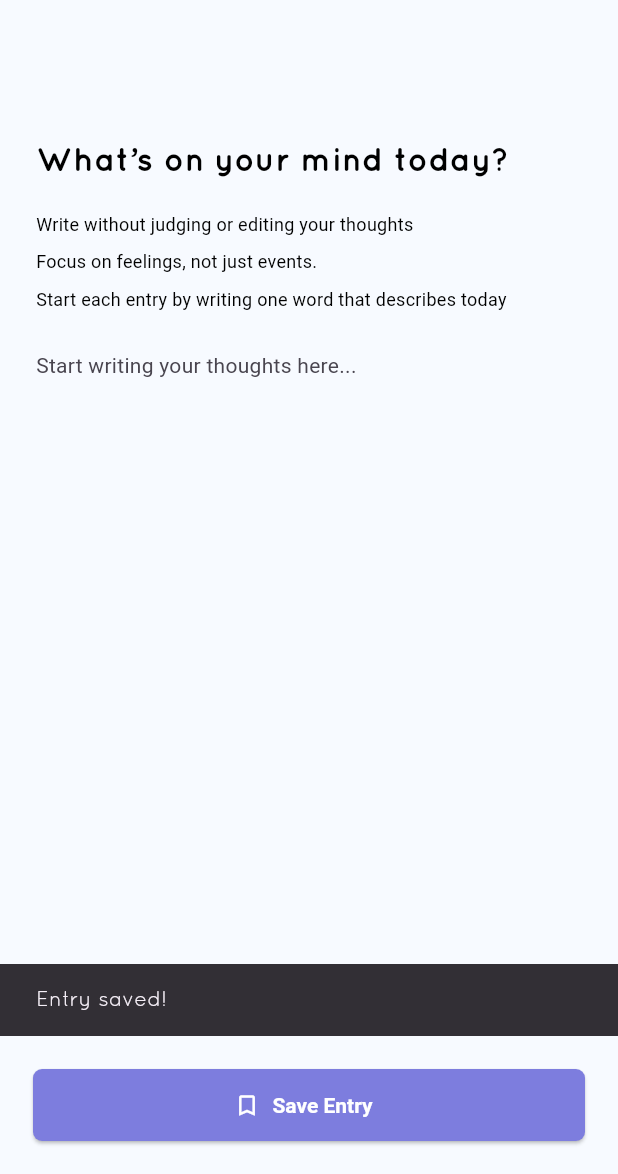
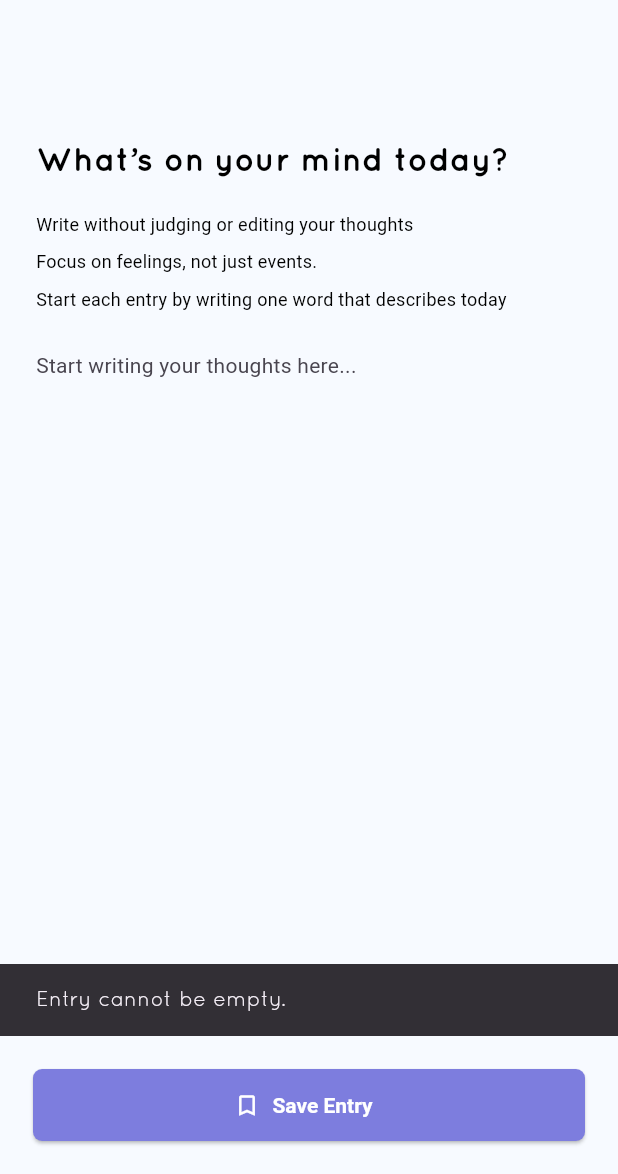
Before and after one commit to saifahmeddd/Moodie, a Flutter app: the JournalScratchEntryScreen screen opened directly, after a tap on "Save Entry", on a phone screen of 412 x 824 dp, the part 62-1236 px from its top. Run offline on Flutter 3.47's test engine with Material 3 defaults, Android fonts, the phone set to English and light mode, and no system bars; our stand-ins replace cloud_firestore, firebase_auth, firebase_core, flutter_dotenv, flutter_svg; missing offline and left inert: gif_view; accounts and stored records are empty; Roboto replaces fonts that are missing (GeneralSans); project files that could hold a hidden picture were left out.

Commit message:
save journal entries to firebase

```diff
--- a/lib/screens/journal_scratch_entry_screen.dart
+++ b/lib/screens/journal_scratch_entry_screen.dart
@@ -1,5 +1,7 @@
 import 'package:flutter/material.dart';
 import '../widgets/custom_back_button.dart';
+import 'package:cloud_firestore/cloud_firestore.dart';
+import 'package:firebase_auth/firebase_auth.dart';
 
 class JournalScratchEntryScreen extends StatefulWidget {
   const JournalScratchEntryScreen({Key? key}) : super(key: key);
@@ -104,7 +106,31 @@ class _JournalScratchEntryScreenState extends State<JournalScratchEntryScreen> {
           width: double.infinity,
           height: 48,
           child: ElevatedButton.icon(
-            onPressed: () {
+            onPressed: () async {
+              final user = FirebaseAuth.instance.currentUser;
+              if (user == null) {
+                ScaffoldMessenger.of(context).showSnackBar(
+                  const SnackBar(
+                    content: Text('You must be logged in to save entries.'),
+                  ),
+                );
+                return;
+              }
+              final entryText = _controller.text.trim();
+              if (entryText.isEmpty) {
+                ScaffoldMessenger.of(context).showSnackBar(
+                  const SnackBar(content: Text('Entry cannot be empty.')),
+                );
+                return;
+              }
+              try {
+                await FirebaseFirestore.instance
+                    .collection('journal_entries')
+                    .add({
+                      'userId': user.uid,
+                      'entry': entryText,
+                      'timestamp': FieldValue.serverTimestamp(),
+                    });
                 setState(() {
                   _saved = true;
                 });
@@ -112,6 +138,14 @@ class _JournalScratchEntryScreenState extends State<JournalScratchEntryScreen> {
                 ScaffoldMessenger.of(
                   context,
                 ).showSnackBar(const SnackBar(content: Text('Entry saved!')));
+                _controller.clear();
+              } catch (e) {
+                ScaffoldMessenger.of(context).showSnackBar(
+                  SnackBar(
+                    content: Text('Failed to save entry: \\${e.toString()}'),
+                  ),
+                );
+              }
             },
             icon: const Icon(Icons.bookmark_border),
             label: const Text('Save Entry', style: TextStyle(fontSize: 14)),
```
Lines whose indentation alone changed are shown as unchanged.
